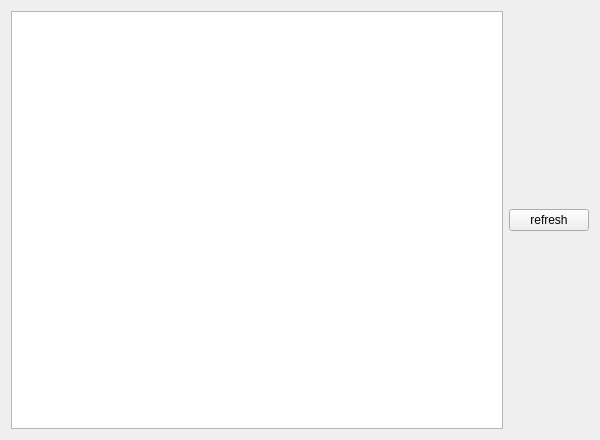
This is src/modules/kernel/ui/PageKernel.ui in xerolinux/xero-settings-manager as Qt 5 draws it before an edit. The edited form follows.
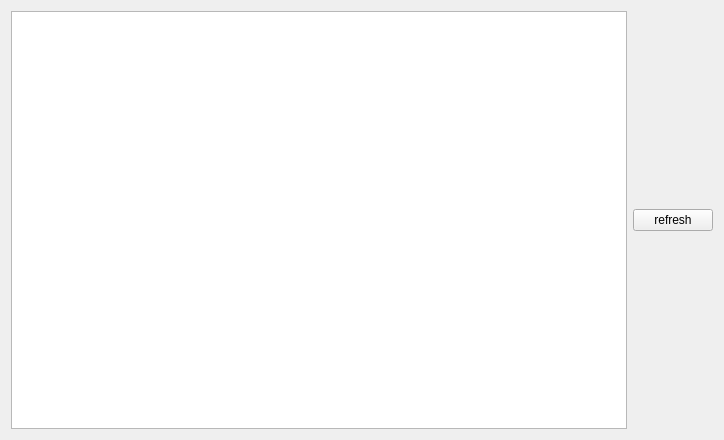
This is the edited form. Icons and pictures are not drawn.

Patch:
```diff
--- a/src/modules/kernel/ui/PageKernel.ui
+++ b/src/modules/kernel/ui/PageKernel.ui
@@ -6,7 +6,7 @@
    <rect>
     <x>0</x>
     <y>0</y>
-    <width>600</width>
+    <width>724</width>
     <height>440</height>
    </rect>
   </property>
```
